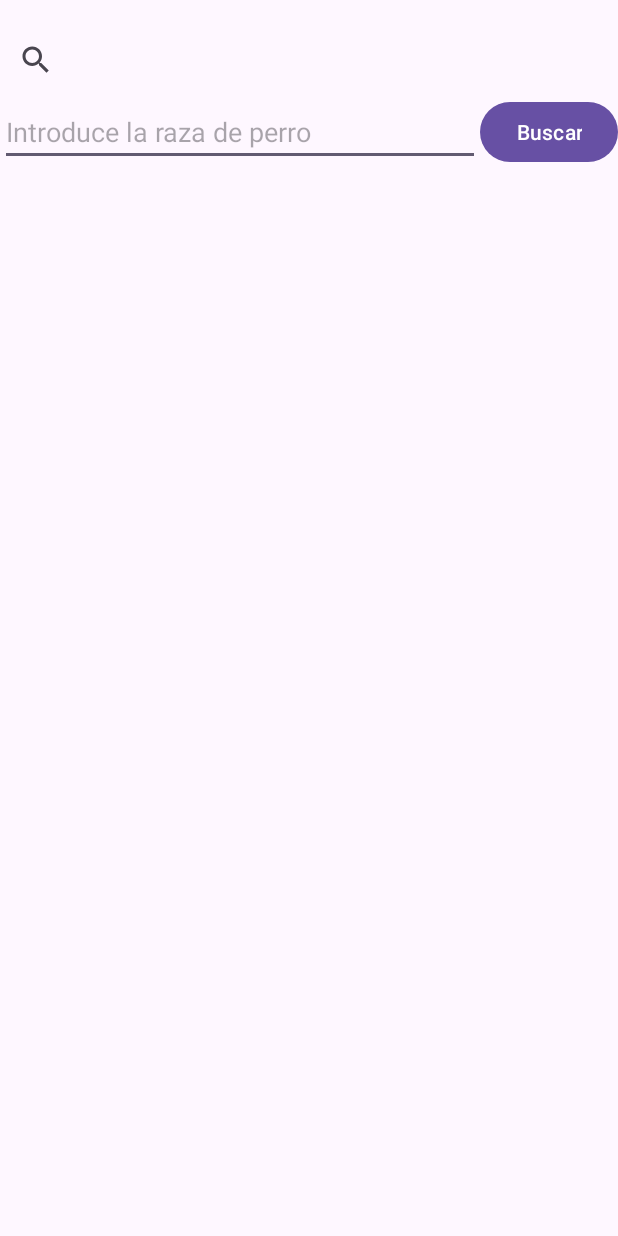
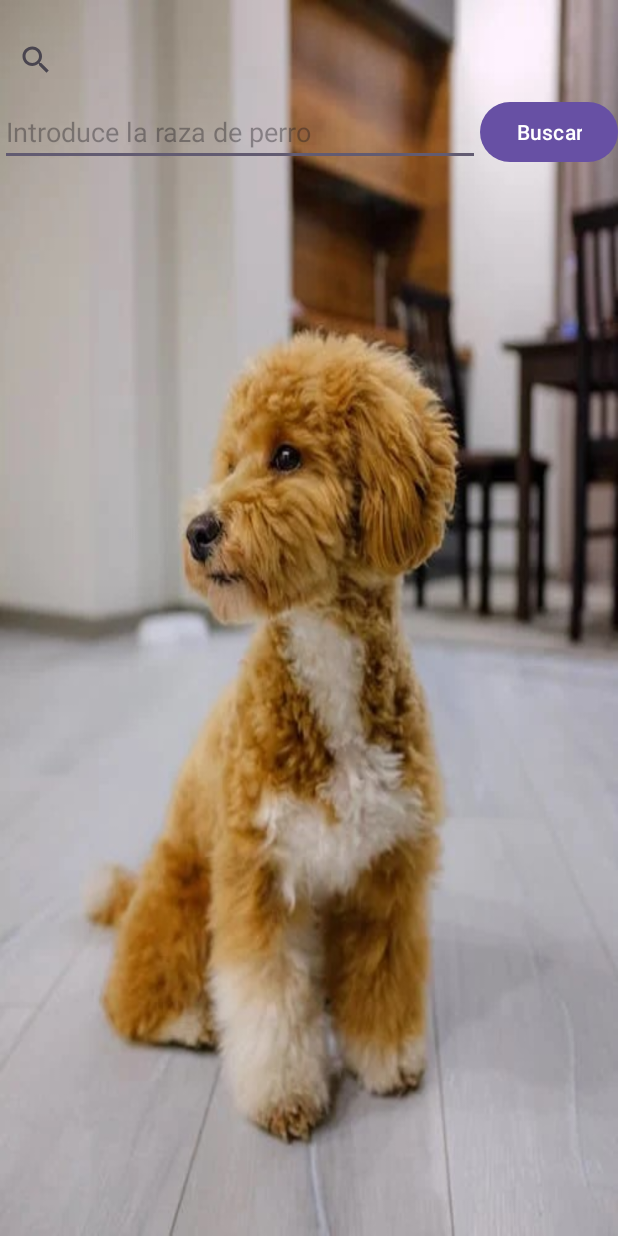
Before and after one commit to BorjaRBEST/practica5, an Android app: the screen it shows after launch (MainActivity), on a phone screen of 412 x 824 dp. Run offline under Robolectric (Android 15) with nearby library versions, the phone set to English and light mode, and no system bars.

Commit message:
Funciona la aplicación

```diff
--- a/app/src/main/res/layout/activity_main.xml
+++ b/app/src/main/res/layout/activity_main.xml
@@ -4,9 +4,10 @@
     xmlns:tools="http://schemas.android.com/tools"
     android:layout_width="match_parent"
     android:layout_height="match_parent"
+    android:background="@drawable/fondoperro"
     tools:context=".MainActivity">
 
-    <!-- SearchView para buscar razas de perros -->
+
     <androidx.appcompat.widget.SearchView
         android:id="@+id/svDogs"
         android:layout_width="0dp"
@@ -28,7 +29,7 @@
         app:layout_constraintEnd_toStartOf="@+id/btnSearch"
         app:layout_constraintBottom_toTopOf="@+id/lvDogs" />
 
-    <!-- Botón para realizar la búsqueda -->
+
     <Button
         android:id="@+id/btnSearch"
         android:layout_width="wrap_content"
--- a/app/src/main/res/layout/elemento_lista.xml
+++ b/app/src/main/res/layout/elemento_lista.xml
@@ -15,9 +15,9 @@
     <RatingBar
         android:id="@+id/ratingBar"
         android:layout_width="match_parent"
-        android:layout_height="wrap_content"
+        android:layout_height="match_parent"
         android:layout_marginTop="8dp"
-        android:numStars="10"
+        android:numStars="9"
         android:stepSize="1"
         android:rating="0.0"
         />
```
Also changed, not shown: app/src/main/res/drawable/fondoperro.jpg (added).
